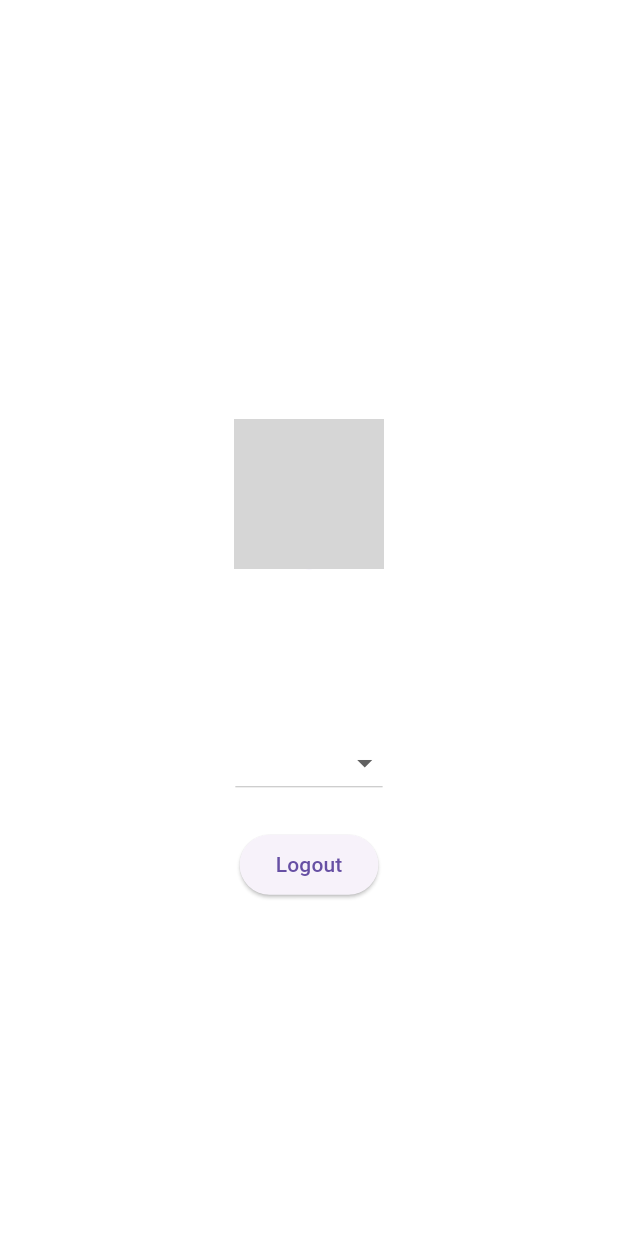
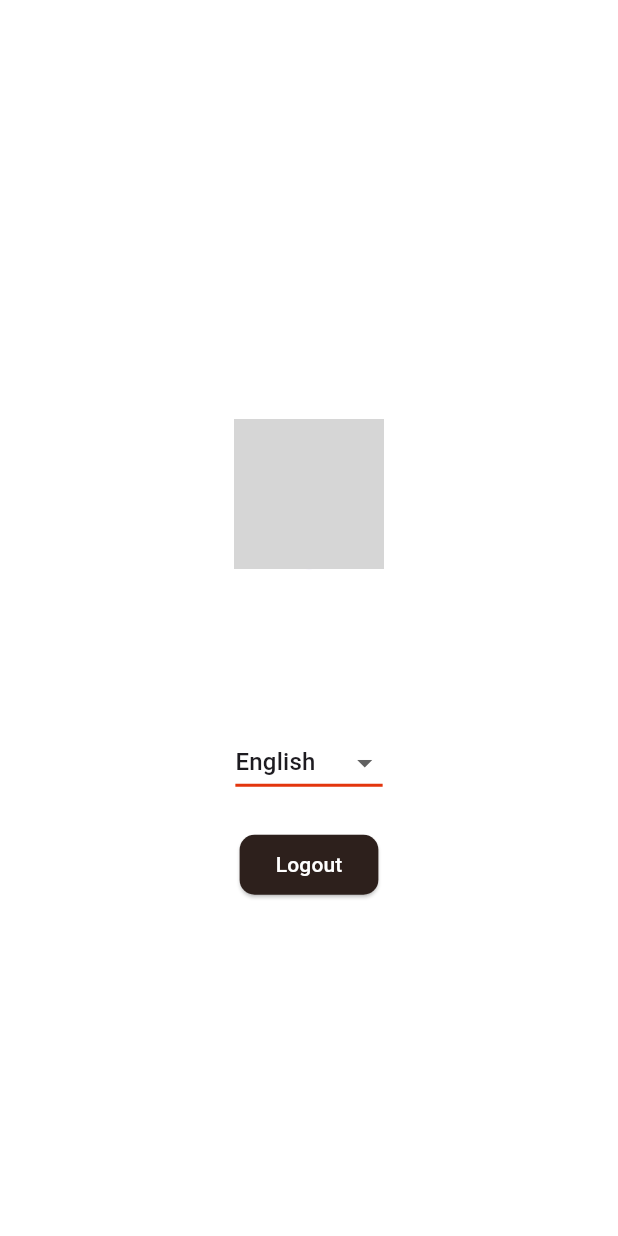
Before and after one commit to nqmgaming/ecommerce_app, a Flutter app: the ProfilePage screen opened directly, on a phone screen of 412 x 824 dp. Run offline on Flutter 3.47's test engine with Material 3 defaults, Android fonts, the phone set to English and light mode, and no system bars; our stand-ins replace cached_network_image, card_swiper, dio, firebase_core, firebase_messaging, flutter_bloc and 7 more; accounts and stored records are empty; network calls fail; grey boxes are pictures that could not be loaded.

Commit message:
fix: update language and fix ui profile page

```diff
--- a/lib/feature/app/presentation/page/profile/page/profile_page.dart
+++ b/lib/feature/app/presentation/page/profile/page/profile_page.dart
@@ -129,7 +129,13 @@ class _ProfilePageState extends State<ProfilePage> {
               ),
               const SizedBox(height: 20),
               DropdownButton<Locale>(
-                value: _selectedLocale,
+                value: _selectedLocale ?? Localizations.localeOf(context),
+                dropdownColor: ColorsConstant.whiteColor,
+                borderRadius: BorderRadius.circular(10),
+                underline: Container(
+                  height: 2,
+                  color: ColorsConstant.redColor,
+                ),
                 items: const [
                   DropdownMenuItem(
                     value: Locale('en'),
@@ -151,6 +157,13 @@ class _ProfilePageState extends State<ProfilePage> {
               ),
               const SizedBox(height: 20),
               ElevatedButton(
+                style: ElevatedButton.styleFrom(
+                  backgroundColor: ColorsConstant.buttonColor,
+                  foregroundColor: ColorsConstant.whiteColor,
+                  shape: RoundedRectangleBorder(
+                    borderRadius: BorderRadius.circular(10),
+                  ),
+                ),
                 onPressed: () async {
                   // Remove access_token from secure storage
                   const secureStorage = FlutterSecureStorage();
```
Also changed, not shown: lib/main.dart (+5 -5 lines).
